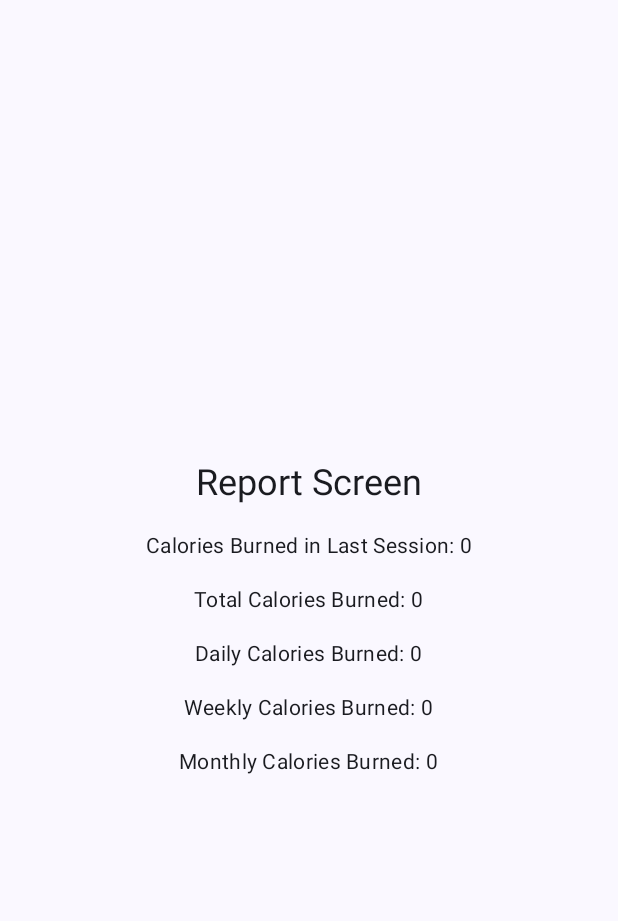
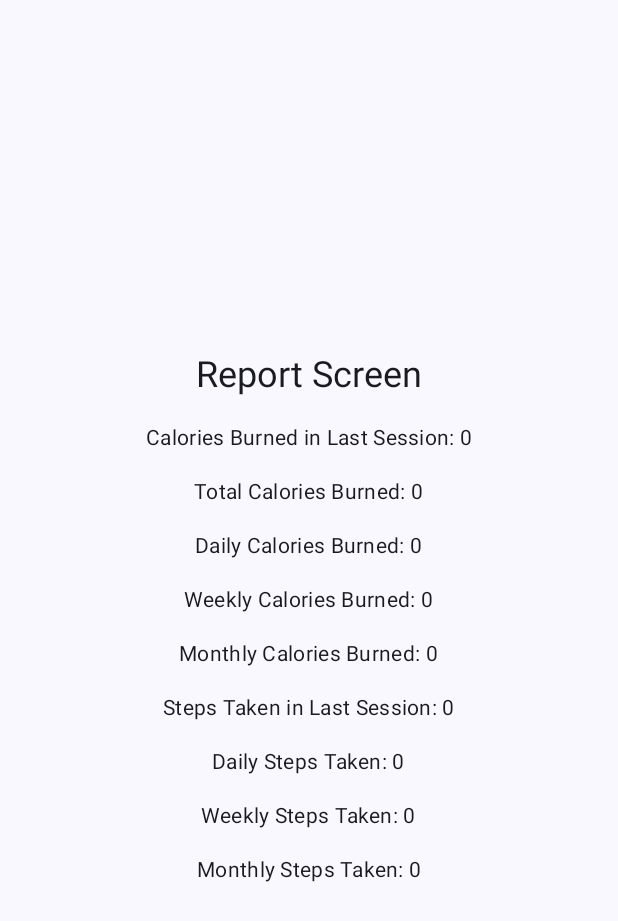
Before and after one commit to MoonSlay/FitnessAppCompose, an Android app built with Jetpack Compose: the ReportScreen screen opened through its navigation route, on a phone screen of 412 x 824 dp. Shown: the top 921 px of the screen. Run offline under Robolectric (Android 15) with nearby library versions, the light colour scheme and no system bars; our stand-ins replace livedata-compose; Roboto replaces fonts that are not available here.

Commit message:
added daily, weekly, monthly step count to report screen

```diff
--- a/app/src/main/java/com/example/fitnessappcompose/ui/screens/ReportScreen.kt
+++ b/app/src/main/java/com/example/fitnessappcompose/ui/screens/ReportScreen.kt
@@ -20,6 +20,11 @@ fun ReportScreen(sharedViewModel: SharedViewModel = viewModel()) {
     val weeklyCaloriesBurned by sharedViewModel.weeklyCaloriesBurned.observeAsState(0)
     val monthlyCaloriesBurned by sharedViewModel.monthlyCaloriesBurned.observeAsState(0)
 
+    val stepCount by sharedViewModel.stepCount.observeAsState(0)
+    val dailyStepCount by sharedViewModel.dailyStepCount.observeAsState(0)
+    val weeklyStepCount by sharedViewModel.weeklyStepCount.observeAsState(0)
+    val monthlyStepCount by sharedViewModel.monthlyStepCount.observeAsState(0)
+
     Column(
         modifier = Modifier
             .fillMaxSize()
@@ -38,5 +43,13 @@ fun ReportScreen(sharedViewModel: SharedViewModel = viewModel()) {
         Text(text = "Weekly Calories Burned: $weeklyCaloriesBurned", style = MaterialTheme.typography.bodyMedium)
         Spacer(modifier = Modifier.height(16.dp))
         Text(text = "Monthly Calories Burned: $monthlyCaloriesBurned", style = MaterialTheme.typography.bodyMedium)
+        Spacer(modifier = Modifier.height(16.dp))
+        Text(text = "Steps Taken in Last Session: $stepCount", style = MaterialTheme.typography.bodyMedium)
+        Spacer(modifier = Modifier.height(16.dp))
+        Text(text = "Daily Steps Taken: $dailyStepCount", style = MaterialTheme.typography.bodyMedium)
+        Spacer(modifier = Modifier.height(16.dp))
+        Text(text = "Weekly Steps Taken: $weeklyStepCount", style = MaterialTheme.typography.bodyMedium)
+        Spacer(modifier = Modifier.height(16.dp))
+        Text(text = "Monthly Steps Taken: $monthlyStepCount", style = MaterialTheme.typography.bodyMedium)
     }
 }
--- a/app/src/main/java/com/example/fitnessappcompose/utils/SharedViewModel.kt
+++ b/app/src/main/java/com/example/fitnessappcompose/utils/SharedViewModel.kt
@@ -29,8 +29,20 @@ class SharedViewModel(application: Application) : AndroidViewModel(application)
     private val _monthlyCaloriesBurned = MutableLiveData<Int>(sharedPreferences.getInt("monthly_calories_burned", 0))
     val monthlyCaloriesBurned: LiveData<Int> get() = _monthlyCaloriesBurned
 
+    private val _stepCount = MutableLiveData<Int>(sharedPreferences.getInt("step_count", 0))
+    val stepCount: LiveData<Int> get() = _stepCount
+
+    private val _dailyStepCount = MutableLiveData<Int>(sharedPreferences.getInt("daily_step_count", 0))
+    val dailyStepCount: LiveData<Int> get() = _dailyStepCount
+
+    private val _weeklyStepCount = MutableLiveData<Int>(sharedPreferences.getInt("weekly_step_count", 0))
+    val weeklyStepCount: LiveData<Int> get() = _weeklyStepCount
+
+    private val _monthlyStepCount = MutableLiveData<Int>(sharedPreferences.getInt("monthly_step_count", 0))
+    val monthlyStepCount: LiveData<Int> get() = _monthlyStepCount
+
     init {
-        resetCaloriesIfNeeded()
+        resetCountsIfNeeded()
     }
 
     fun setCaloriesBurned(calories: Int) {
@@ -53,7 +65,23 @@ class SharedViewModel(application: Application) : AndroidViewModel(application)
         sharedPreferences.edit().putInt("monthly_calories_burned", newMonthlyTotal).apply()
     }
 
-    private fun resetCaloriesIfNeeded() {
+    fun setStepCount(steps: Int) {
+        _stepCount.value = steps
+
+        val newDailyTotal = (_dailyStepCount.value ?: 0) + steps
+        _dailyStepCount.value = newDailyTotal
+        sharedPreferences.edit().putInt("daily_step_count", newDailyTotal).apply()
+
+        val newWeeklyTotal = (_weeklyStepCount.value ?: 0) + steps
+        _weeklyStepCount.value = newWeeklyTotal
+        sharedPreferences.edit().putInt("weekly_step_count", newWeeklyTotal).apply()
+
+        val newMonthlyTotal = (_monthlyStepCount.value ?: 0) + steps
+        _monthlyStepCount.value = newMonthlyTotal
+        sharedPreferences.edit().putInt("monthly_step_count", newMonthlyTotal).apply()
+    }
+
+    private fun resetCountsIfNeeded() {
         val currentDate = Calendar.getInstance()
         val lastResetDate = Calendar.getInstance().apply {
             timeInMillis = sharedPreferences.getLong("last_reset_date", 0)
@@ -61,17 +89,23 @@ class SharedViewModel(application: Application) : AndroidViewModel(application)
 
         if (currentDate.get(Calendar.DAY_OF_YEAR) != lastResetDate.get(Calendar.DAY_OF_YEAR)) {
             _dailyCaloriesBurned.value = 0
+            _dailyStepCount.value = 0
             sharedPreferences.edit().putInt("daily_calories_burned", 0).apply()
+            sharedPreferences.edit().putInt("daily_step_count", 0).apply()
         }
 
         if (currentDate.get(Calendar.WEEK_OF_YEAR) != lastResetDate.get(Calendar.WEEK_OF_YEAR)) {
             _weeklyCaloriesBurned.value = 0
+            _weeklyStepCount.value = 0
             sharedPreferences.edit().putInt("weekly_calories_burned", 0).apply()
+            sharedPreferences.edit().putInt("weekly_step_count", 0).apply()
         }
 
         if (currentDate.get(Calendar.MONTH) != lastResetDate.get(Calendar.MONTH)) {
             _monthlyCaloriesBurned.value = 0
+            _monthlyStepCount.value = 0
             sharedPreferences.edit().putInt("monthly_calories_burned", 0).apply()
+            sharedPreferences.edit().putInt("monthly_step_count", 0).apply()
         }
 
         sharedPreferences.edit().putLong("last_reset_date", currentDate.timeInMillis).apply()
```
